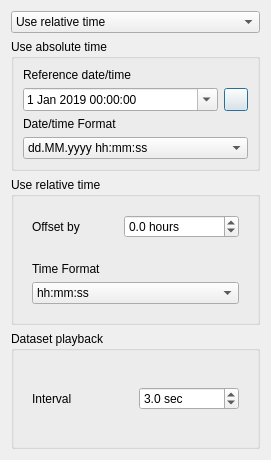
Before: the Qt Designer form src/ui/mesh/qgsmeshtimeformatdialog.ui in qgis/QGIS, drawn with Qt 5.
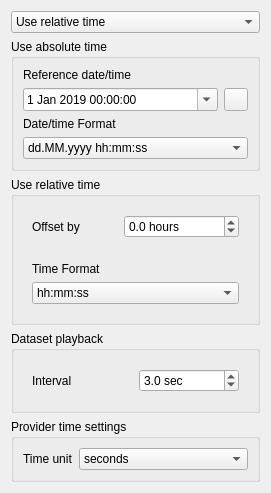
After: the same form once the commit is applied. Icons and pictures are not drawn.

Commit message: add combo box to let the user set the provider time unit

What changed in the file:
```diff
--- a/src/ui/mesh/qgsmeshtimeformatdialog.ui
+++ b/src/ui/mesh/qgsmeshtimeformatdialog.ui
@@ -89,6 +89,9 @@
             <height>24</height>
            </size>
           </property>
+          <property name="focusPolicy">
+           <enum>Qt::NoFocus</enum>
+          </property>
           <property name="text">
            <string/>
           </property>
@@ -311,6 +314,46 @@
      </layout>
     </widget>
    </item>
+   <item>
+    <widget class="QGroupBox" name="groupBox">
+     <property name="title">
+      <string>Provider time settings</string>
+     </property>
+     <layout class="QFormLayout" name="formLayout">
+      <item row="0" column="1">
+       <widget class="QComboBox" name="mProviderTimeUnitComboBox">
+        <item>
+         <property name="text">
+          <string>seconds</string>
+         </property>
+        </item>
+        <item>
+         <property name="text">
+          <string>minutes</string>
+         </property>
+        </item>
+        <item>
+         <property name="text">
+          <string>hours</string>
+         </property>
+        </item>
+        <item>
+         <property name="text">
+          <string>days</string>
+         </property>
+        </item>
+       </widget>
+      </item>
+      <item row="0" column="0">
+       <widget class="QLabel" name="label_5">
+        <property name="text">
+         <string>Time unit</string>
+        </property>
+       </widget>
+      </item>
+     </layout>
+    </widget>
+   </item>
   </layout>
  </widget>
  <resources>
```
The commit also changes 12 other files.
